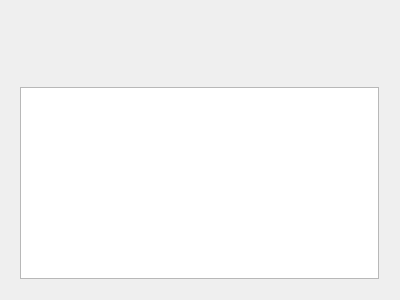
Old version of the form Sign2SpeechPrototype/recordingdialog.ui in the repository SignToSpeech-Project/SignToSpeech-QT.
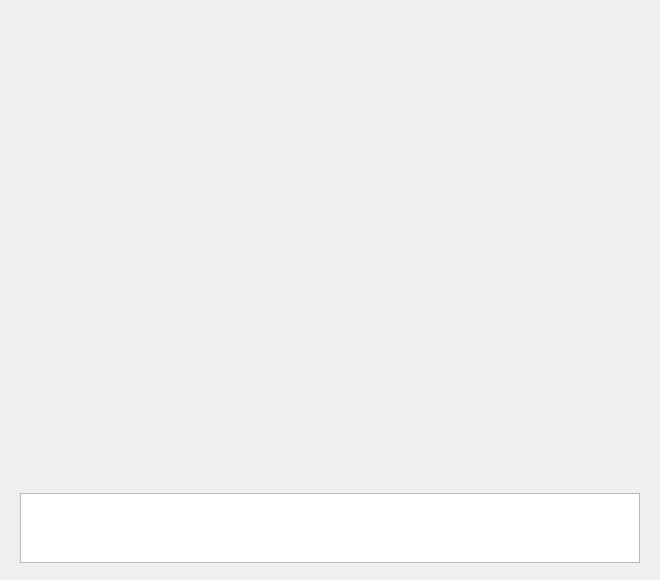
New version of the form.

Patch:
```diff
--- a/Sign2SpeechPrototype/recordingdialog.ui
+++ b/Sign2SpeechPrototype/recordingdialog.ui
@@ -6,8 +6,8 @@
    <rect>
     <x>0</x>
     <y>0</y>
-    <width>400</width>
-    <height>300</height>
+    <width>660</width>
+    <height>580</height>
    </rect>
   </property>
   <property name="windowTitle">
@@ -18,13 +18,19 @@
     <rect>
      <x>9</x>
      <y>9</y>
-     <width>381</width>
-     <height>281</height>
+     <width>642</width>
+     <height>565</height>
     </rect>
    </property>
    <layout class="QVBoxLayout" name="verticalLayout">
     <item>
      <widget class="QLabel" name="label">
+      <property name="minimumSize">
+       <size>
+        <width>640</width>
+        <height>480</height>
+       </size>
+      </property>
       <property name="text">
        <string/>
       </property>
```
